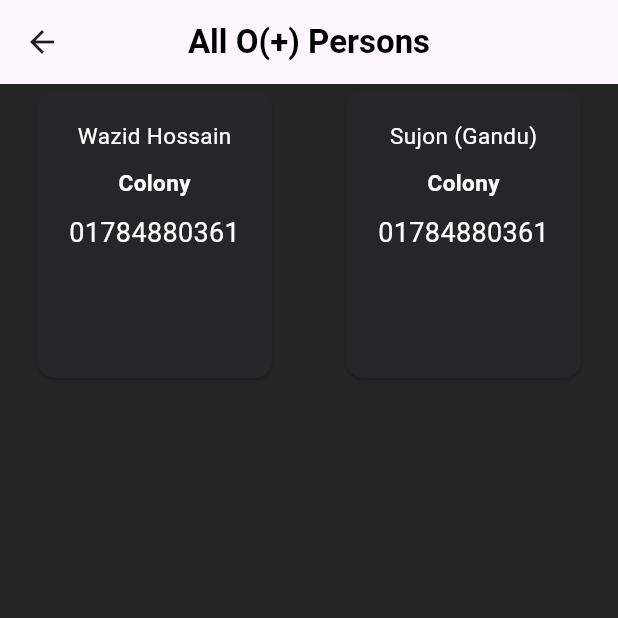
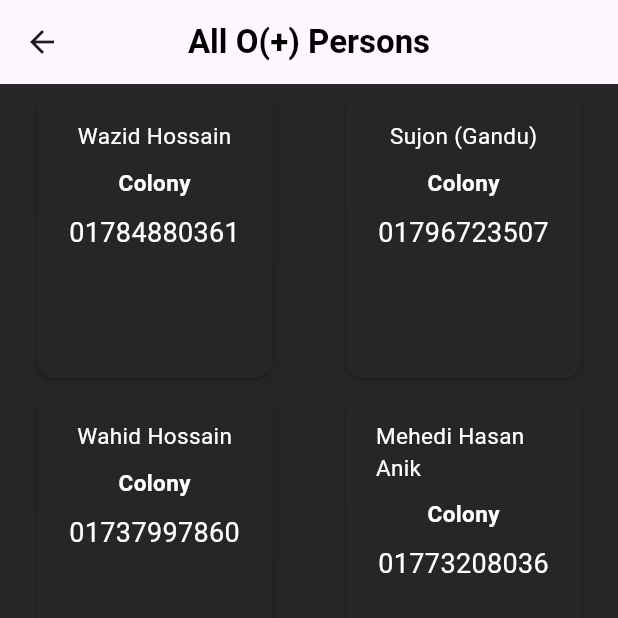
Before and after one commit to Wazid-Hossain/find_blood, a Flutter app: the OPositive screen opened directly, on a phone screen of 412 x 824 dp, the top half of it. Run offline on Flutter 3.47's test engine with Material 2 defaults, Android fonts, the light colour scheme and no system bars.

Commit message:
2nd row completed

```diff
--- a/lib/pages/opositive.dart
+++ b/lib/pages/opositive.dart
@@ -57,15 +57,22 @@ class OPositive extends StatelessWidget {
       ),
       body: SingleChildScrollView(
         child: Column(
+
           children: [
             Row(
               mainAxisAlignment: MainAxisAlignment.spaceAround,
               children: [
                 detils('Wazid Hossain', 'Colony', '01784880361'),
-                detils('Sujon (Gandu)', 'Colony', '01784880361'),
+                detils('Sujon (Gandu)', 'Colony', '01796723507'),
               ],
             ),
-            Row(),
+            Row(
+              mainAxisAlignment: MainAxisAlignment.spaceAround,
+              children: [
+                detils('Wahid Hossain', 'Colony', '01737997860'),
+                detils('Mehedi Hasan Anik', 'Colony', '01773208036'),
+              ],
+            ),
             Row(),
             Row(),
           ],
```
